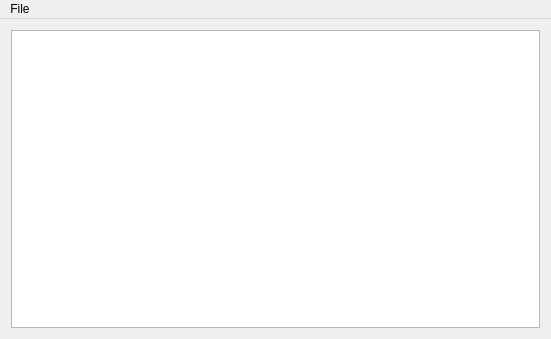
AdrienPensart/MusicManiac, file mainwindow.ui: the form before one commit.
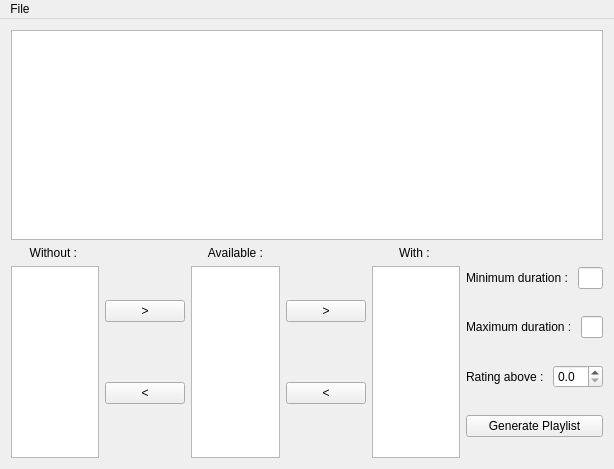
The form after the commit.

Commit message: with and without filter

```diff
--- a/mainwindow.ui
+++ b/mainwindow.ui
@@ -6,14 +6,20 @@
    <rect>
     <x>0</x>
     <y>0</y>
-    <width>551</width>
-    <height>339</height>
+    <width>614</width>
+    <height>469</height>
    </rect>
   </property>
   <property name="windowTitle">
    <string>MainWindow</string>
   </property>
   <widget class="QWidget" name="centralWidget">
+   <property name="sizePolicy">
+    <sizepolicy hsizetype="Preferred" vsizetype="Expanding">
+     <horstretch>0</horstretch>
+     <verstretch>0</verstretch>
+    </sizepolicy>
+   </property>
    <layout class="QVBoxLayout" name="verticalLayout">
     <item>
      <widget class="QTableView" name="musicView">
@@ -31,6 +37,172 @@
       </property>
      </widget>
     </item>
+    <item>
+     <layout class="QHBoxLayout" name="playlistLayout">
+      <item>
+       <layout class="QVBoxLayout" name="withoutKeywordsLayout">
+        <item>
+         <widget class="QLabel" name="wihtoutKeywordsLabel">
+          <property name="text">
+           <string>Without : </string>
+          </property>
+          <property name="alignment">
+           <set>Qt::AlignCenter</set>
+          </property>
+         </widget>
+        </item>
+        <item>
+         <widget class="QListView" name="withoutKeywordsView">
+          <property name="selectionMode">
+           <enum>QAbstractItemView::MultiSelection</enum>
+          </property>
+         </widget>
+        </item>
+       </layout>
+      </item>
+      <item>
+       <layout class="QVBoxLayout" name="withoutButtonsLayout">
+        <item>
+         <widget class="QPushButton" name="outWithoutButton">
+          <property name="text">
+           <string>&gt;</string>
+          </property>
+         </widget>
+        </item>
+        <item>
+         <widget class="QPushButton" name="inWithoutButton">
+          <property name="text">
+           <string>&lt;</string>
+          </property>
+         </widget>
+        </item>
+       </layout>
+      </item>
+      <item>
+       <layout class="QVBoxLayout" name="availableKeywordsLayout">
+        <item>
+         <widget class="QLabel" name="availableKeywordsLabel">
+          <property name="text">
+           <string>Available :</string>
+          </property>
+          <property name="alignment">
+           <set>Qt::AlignCenter</set>
+          </property>
+         </widget>
+        </item>
+        <item>
+         <widget class="QListView" name="availableKeywordsView">
+          <property name="selectionMode">
+           <enum>QAbstractItemView::MultiSelection</enum>
+          </property>
+         </widget>
+        </item>
+       </layout>
+      </item>
+      <item>
+       <layout class="QVBoxLayout" name="withButtonsLayout">
+        <item>
+         <widget class="QPushButton" name="inWithButton">
+          <property name="text">
+           <string>&gt;</string>
+          </property>
+         </widget>
+        </item>
+        <item>
+         <widget class="QPushButton" name="outWithButton">
+          <property name="text">
+           <string>&lt;</string>
+          </property>
+         </widget>
+        </item>
+       </layout>
+      </item>
+      <item>
+       <layout class="QVBoxLayout" name="withKeywordsLayout">
+        <item>
+         <widget class="QLabel" name="withKeywordsLabel">
+          <property name="text">
+           <string>With : </string>
+          </property>
+          <property name="alignment">
+           <set>Qt::AlignCenter</set>
+          </property>
+         </widget>
+        </item>
+        <item>
+         <widget class="QListView" name="withKeywordsView">
+          <property name="selectionMode">
+           <enum>QAbstractItemView::MultiSelection</enum>
+          </property>
+         </widget>
+        </item>
+       </layout>
+      </item>
+      <item>
+       <layout class="QVBoxLayout" name="playlistSettingsLayout">
+        <item>
+         <layout class="QHBoxLayout" name="minDurationLayout">
+          <item>
+           <widget class="QLabel" name="minDurationLabel">
+            <property name="text">
+             <string>Minimum duration : </string>
+            </property>
+           </widget>
+          </item>
+          <item>
+           <widget class="QLineEdit" name="minDurationEdit"/>
+          </item>
+         </layout>
+        </item>
+        <item>
+         <layout class="QHBoxLayout" name="maxDurationLayout">
+          <item>
+           <widget class="QLabel" name="maxDurationLabel">
+            <property name="text">
+             <string>Maximum duration : </string>
+            </property>
+           </widget>
+          </item>
+          <item>
+           <widget class="QLineEdit" name="maxDurationEdit"/>
+          </item>
+         </layout>
+        </item>
+        <item>
+         <layout class="QHBoxLayout" name="ratingLayout">
+          <item>
+           <widget class="QLabel" name="ratingLabel">
+            <property name="text">
+             <string>Rating above : </string>
+            </property>
+           </widget>
+          </item>
+          <item>
+           <widget class="QDoubleSpinBox" name="doubleSpinBox">
+            <property name="decimals">
+             <number>1</number>
+            </property>
+            <property name="maximum">
+             <double>5.000000000000000</double>
+            </property>
+            <property name="singleStep">
+             <double>0.500000000000000</double>
+            </property>
+           </widget>
+          </item>
+         </layout>
+        </item>
+        <item>
+         <widget class="QPushButton" name="generatePlaylistButton">
+          <property name="text">
+           <string>Generate Playlist</string>
+          </property>
+         </widget>
+        </item>
+       </layout>
+      </item>
+     </layout>
+    </item>
    </layout>
   </widget>
   <widget class="QMenuBar" name="menuBar">
@@ -38,7 +210,7 @@
     <rect>
      <x>0</x>
      <y>0</y>
-     <width>551</width>
+     <width>614</width>
      <height>19</height>
     </rect>
    </property>
```
The commit also changes 4 other files.
